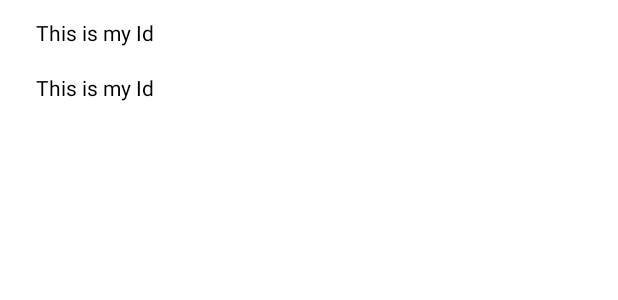
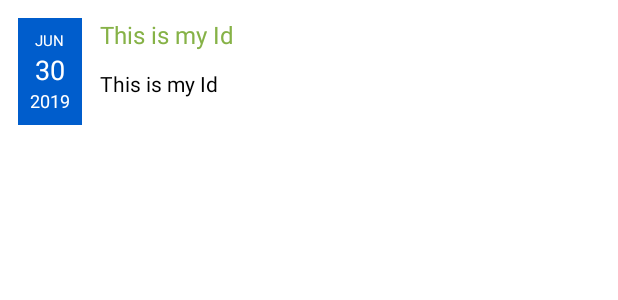
Before and after one commit to JosueArevalo/Setlist.fm-Pro, an Android app: the layout cell_setlist.xml on its own in the app's theme, with its tools: preview values and no code run, on a phone screen of 412 x 824 dp. Shown: the top 300 px of the screen. Run offline under Robolectric (Android 15) with nearby library versions, the phone set to English and light mode, and no system bars; network calls fail.

Commit message:
[WIP] - Some improvement in setlist cell

```diff
--- a/libs/lib_resources/src/main/res/values/colors.xml
+++ b/libs/lib_resources/src/main/res/values/colors.xml
@@ -3,4 +3,6 @@
     <color name="colorPrimary">#86B247</color>
     <color name="colorPrimaryDark">#3700B3</color>
     <color name="colorAccent">#03DAC5</color>
+
+    <color name="colorDate">#005DCC</color>
 </resources>
--- a/presentation/src/main/res/layout/cell_setlist.xml
+++ b/presentation/src/main/res/layout/cell_setlist.xml
@@ -3,26 +3,71 @@
     xmlns:app="http://schemas.android.com/apk/res-auto"
     xmlns:tools="http://schemas.android.com/tools"
     android:layout_width="match_parent"
-    android:layout_height="80dp"
+    android:layout_height="100dp"
     android:padding="@dimen/spacing_normal">
+
+    <LinearLayout
+        android:id="@+id/llDate"
+        android:layout_width="wrap_content"
+        android:layout_height="wrap_content"
+        android:orientation="vertical"
+        android:background="@color/colorDate"
+        android:padding="@dimen/spacing_small"
+        app:layout_constraintTop_toTopOf="parent"
+        app:layout_constraintStart_toStartOf="parent">
+
+        <TextView
+            android:id="@+id/tvMonth"
+            android:layout_width="wrap_content"
+            android:layout_height="wrap_content"
+            android:textColor="#FFFFFF"
+            android:text="JUN"
+            android:textSize="10sp"
+            android:layout_gravity="center"
+            tools:text="JUN"/>
+
+        <TextView
+            android:id="@+id/tvDay"
+            android:layout_width="wrap_content"
+            android:layout_height="wrap_content"
+            android:textColor="#FFFFFF"
+            android:text="30"
+            android:textSize="18sp"
+            android:layout_gravity="center"
+            tools:text="30"/>
+
+        <TextView
+            android:id="@+id/tvYear"
+            android:layout_width="wrap_content"
+            android:layout_height="wrap_content"
+            android:textColor="#FFFFFF"
+            android:text="2019"
+            android:textSize="12sp"
+            android:layout_gravity="center"
+            tools:text="2019"/>
+
+
+    </LinearLayout>
 
     <com.google.android.material.textview.MaterialTextView
         android:id="@+id/tvVenueTitle"
         android:layout_width="wrap_content"
         android:layout_height="wrap_content"
+        style="@style/Setlists.Text.List.Title"
         android:layout_marginStart="@dimen/spacing_normal"
-        android:textColor="#000000"
-        app:layout_constraintStart_toStartOf="parent"
+        app:layout_constraintStart_toEndOf="@+id/llDate"
         app:layout_constraintTop_toTopOf="parent"
         tools:text="This is my Id" />
 
     <com.google.android.material.textview.MaterialTextView
-        android:id="@+id/tvVenueDate"
+        android:id="@+id/tvSongsSummary"
         android:layout_width="wrap_content"
         android:layout_height="wrap_content"
         android:layout_marginStart="@dimen/spacing_normal"
         android:textColor="#000000"
-        app:layout_constraintBottom_toBottomOf="parent"
-        app:layout_constraintStart_toStartOf="parent"
+        android:maxLines="2"
+        android:layout_marginTop="@dimen/spacing_normal"
+        app:layout_constraintTop_toBottomOf="@+id/tvVenueTitle"
+        app:layout_constraintStart_toEndOf="@+id/llDate"
         tools:text="This is my Id" />
 </androidx.constraintlayout.widget.ConstraintLayout>
--- /dev/null
+++ b/presentation/src/main/res/values/styles.xml
@@ -0,0 +1,12 @@
+<?xml version="1.0" encoding="utf-8"?>
+<resources>
+
+    <style name="Setlists"/>
+
+    <style name="Setlists.Text" parent="Setlists"/>
+
+    <style name="Setlists.Text.List.Title" parent="Setlists.Text">
+        <item name="android:textColor">@color/colorPrimary</item>
+        <item name="android:textSize">16sp</item>
+    </style>
+</resources>
```
Also changed, not shown: libs/lib_resources/src/main/res/values/dimens_font_sizes.xml (added, +43 -0 lines), presentation/src/main/java/com/josuearevalodev/setlistfmpro/screens/artistsetlists/listsection/SetlistListViewHolder.kt (+42 -1 lines).
